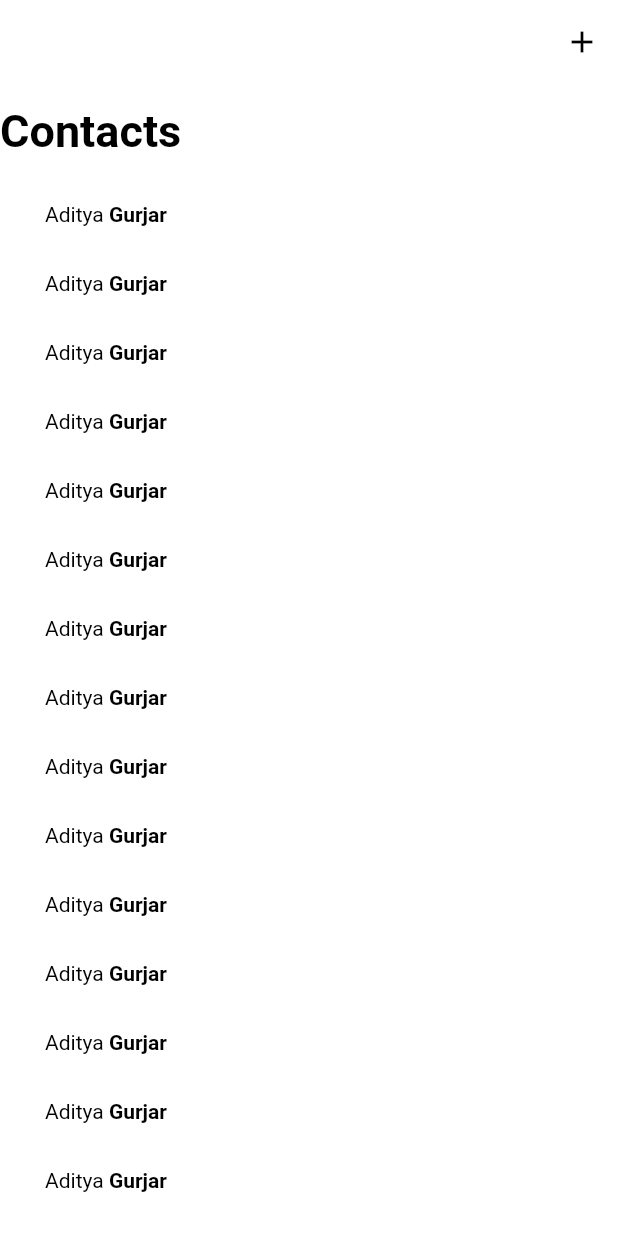
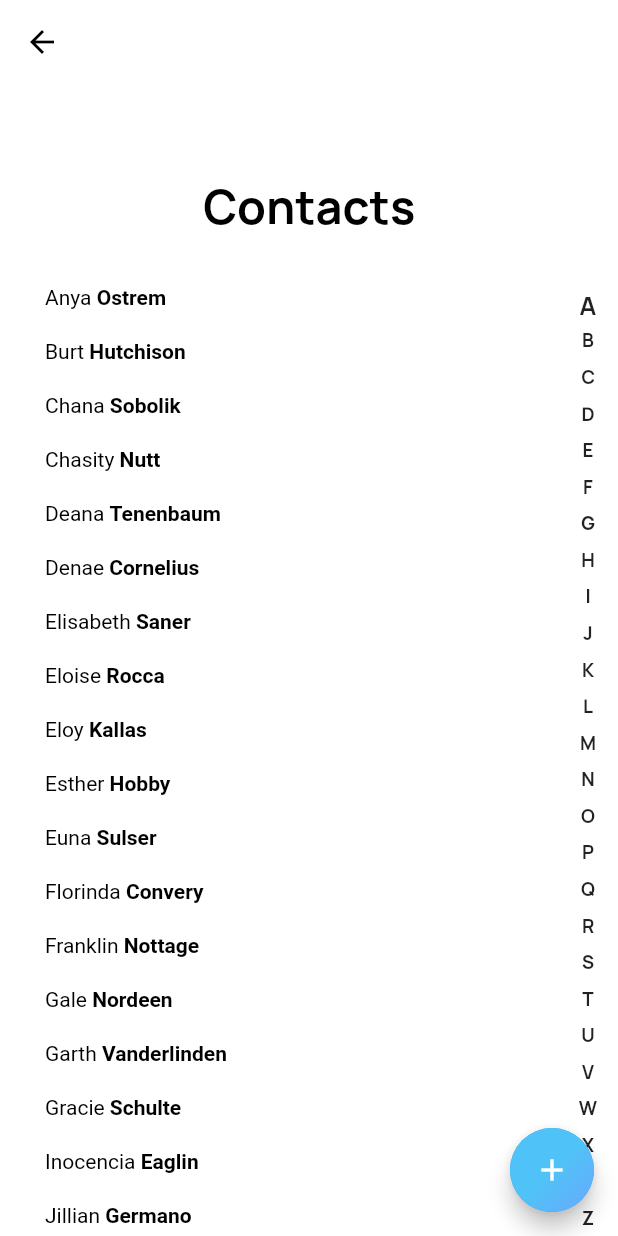
Before and after one commit to adityadroid/Messio, a Flutter app: the ContactListPage screen opened directly, on a phone screen of 412 x 824 dp. Run offline on Flutter 3.47's test engine with Material 2 defaults, Android fonts, the phone set to English and light mode, and no system bars; our stand-ins replace bloc, cloud_firestore, equatable, firebase_auth, firebase_storage, flutter_bloc and 2 more; missing offline and left inert: infinite_listview, rubber; accounts and stored records are empty; statements that could not run were skipped.

Commit message:
Added ContactList Page

```diff
--- a/lib/main.dart
+++ b/lib/main.dart
@@ -1,6 +1,5 @@
 import 'package:flutter/material.dart';
 import 'package:flutter_bloc/flutter_bloc.dart';
-import 'package:messio/pages/ContactListPage.dart';
 import 'package:messio/pages/ConversationPageSlide.dart';
 import 'package:messio/repositories/AuthenticationRepository.dart';
 import 'package:messio/repositories/StorageRepository.dart';
@@ -37,10 +36,10 @@ class Messio extends StatelessWidget {
       debugShowCheckedModeBanner: false,
       theme: ThemeData(
         primaryColor: Palette.primaryColor,
+        fontFamily: 'Manrope'
       ),
       home: BlocBuilder<AuthenticationBloc, AuthenticationState>(
         builder: (context, state) {
-          return ContactListPage();
           if (state is UnAuthenticated) {
             return RegisterPage();
           } else if (state is ProfileUpdated) {
--- a/lib/pages/ContactListPage.dart
+++ b/lib/pages/ContactListPage.dart
@@ -1,8 +1,11 @@
 import 'package:flutter/cupertino.dart';
 import 'package:flutter/material.dart';
+import 'package:flutter/rendering.dart';
 import 'package:messio/config/Palette.dart';
 import 'package:messio/config/Styles.dart';
 import 'package:messio/widgets/ContactRowWidget.dart';
+import 'package:messio/widgets/GradientFab.dart';
+import 'package:messio/widgets/QuickScrollBar.dart';
 
 class ContactListPage extends StatefulWidget {
   @override
@@ -11,72 +14,133 @@ class ContactListPage extends StatefulWidget {
   const ContactListPage();
 }
 
-class _ContactListPageState extends State<ContactListPage> {
-  bool isAppBarExpanded = false;
-  double width = 0;
-  ScrollController scrollController; // To control scrolling
+class _ContactListPageState extends State<ContactListPage>
+    with TickerProviderStateMixin {
+  ScrollController scrollController;
+
+  List nameList = [
+    'Anya Ostrem',
+    'Burt Hutchison',
+    'Chana Sobolik',
+    'Chasity Nutt',
+    'Deana Tenenbaum',
+    'Denae Cornelius',
+    'Elisabeth Saner',
+    'Eloise Rocca',
+    'Eloy Kallas',
+    'Esther Hobby',
+    'Euna Sulser',
+    'Florinda Convery',
+    'Franklin Nottage',
+    'Gale Nordeen',
+    'Garth Vanderlinden',
+    'Gracie Schulte',
+    'Inocencia Eaglin',
+    'Jillian Germano',
+    'Jimmy Friddle',
+    'Juliann Bigley',
+    'Kia Gallaway',
+    'Larhonda Ariza',
+    'Larissa Reichel',
+    'Lavone Beltz',
+    'Lazaro Bauder',
+    'Len Northup',
+    'Leonora Castiglione',
+    'Lynell Hanna',
+    'Madonna Heisey',
+    'Marcie Borel',
+    'Margit Krupp',
+    'Marvin Papineau',
+    'Mckinley Yocom',
+    'Melita Briones',
+    'Moses Strassburg',
+    'Nena Recalde',
+    'Norbert Modlin',
+    'Onita Sobotka',
+    'Raven Ecklund',
+    'Robert Waldow',
+    'Roxy Lovelace',
+    'Rufina Chamness',
+    'Saturnina Hux',
+    'Shelli Perine',
+    'Sherryl Routt',
+    'Soila Phegley',
+    'Tamera Strelow',
+    'Tammy Beringer',
+    'Vesta Kidd',
+    'Yan Welling'
+  ];
+
+  AnimationController animationController;
+  Animation<double> animation;
+
   @override
   void initState() {
-    scrollController = ScrollController()..addListener(() => setState(() {
-      if(scrollController.offset<152){
-      width = scrollController.offset/2.3;
-      print(width);
-      }
-    }));
+    scrollController = ScrollController();
+    scrollController.addListener(scrollListener);
+    animationController = AnimationController(
+      vsync: this,
+      duration: Duration(milliseconds: 300),
+    );
+    animation = CurvedAnimation(
+      parent: animationController,
+      curve: Curves.linear,
+    );
+    animationController.forward();
     super.initState();
   }
 
   @override
   Widget build(BuildContext context) {
-    // TODO: implement build
-    return Scaffold(
-      body: CustomScrollView(
-        controller: scrollController,
-        slivers:<Widget>[
+    return SafeArea(
+      child: Scaffold(
+        body: Stack(
+          children: <Widget>[
+            CustomScrollView(controller: scrollController, slivers: <Widget>[
               SliverAppBar(
-              expandedHeight: 120.0,
-              automaticallyImplyLeading: false,
-              floating: true,
+                backgroundColor: Palette.primaryBackgroundColor,
+                expandedHeight: 180.0,
                 pinned: true,
                 elevation: 0,
-              titleSpacing: 0.0,
-              flexibleSpace: LayoutBuilder(
-                builder: (context, constraints) {
-
-                  return FlexibleSpaceBar(
-                    title: Column(
-                      crossAxisAlignment: CrossAxisAlignment.start,
-                      mainAxisAlignment: MainAxisAlignment.start,
-                      mainAxisSize: MainAxisSize.min,
-                      children: <Widget>[
-                        Text("Contacts", style: Styles.appBarTitle),
-                      ],
+                centerTitle: true,
+                flexibleSpace: FlexibleSpaceBar(
+                  centerTitle: true,
+                  title: Text("Contacts", style: Styles.appBarTitle),
                 ),
-                  );
-                },
               ),
-              actions: <Widget>[
-                IconButton(
-                  icon: Icon(Icons.add),
-                  onPressed: () {},
+              SliverList(
+                delegate: SliverChildBuilderDelegate((context, index) {
+                  return ContactRowWidget(name: nameList[index]);
+                }, childCount: nameList.length),
+              )
+            ]),
+            Container(
+              margin: EdgeInsets.only(top: 190),
+              child: QuickScrollBar(
+                nameList: nameList,
+                scrollController: scrollController,
+              ),
             ),
           ],
         ),
-          SliverList(
-            delegate:SliverChildBuilderDelegate(
-                    (context,index){
-                  return ContactRowWidget();
-                },
-                childCount: 30
+        floatingActionButton: GradientFab(animation: animation, vsync: this),
       ),
-          )
-          ])
     );
-
   }
 
-//  bool get isExpanded {
-//    return scrollController.hasClients
-//        && scrollController.offset > 120;
-//  }
+  //scroll listener for checking scroll direction and hide/show fab
+  scrollListener() {
+    if (scrollController.position.userScrollDirection ==
+        ScrollDirection.forward) {
+      animationController.forward();
+    } else {
+      animationController.reverse();
     }
+  }
+
+  @override
+  void dispose() {
+    animationController.dispose();
+    super.dispose();
+  }
+}
--- a/lib/pages/RegisterPage.dart
+++ b/lib/pages/RegisterPage.dart
@@ -8,7 +8,7 @@ import 'package:messio/config/Assets.dart';
 import 'package:messio/config/Palette.dart';
 import 'package:messio/config/Styles.dart';
 import 'package:messio/config/Transitions.dart';
-import 'package:messio/pages/ConversationPageSlide.dart';
+import 'package:messio/pages/ContactListPage.dart';
 import 'package:messio/widgets/CircleIndicator.dart';
 import 'package:messio/widgets/NumberPicker.dart';
 import 'package:messio/blocs/authentication/Bloc.dart';
@@ -389,7 +389,7 @@ class _RegisterPageState extends State<RegisterPage>
   navigateToHome() {
     Navigator.push(
       context,
-      SlideLeftRoute(page: ConversationPageSlide()),
+      SlideLeftRoute(page: ContactListPage()),
     );
   }
 
--- a/lib/widgets/ContactRowWidget.dart
+++ b/lib/widgets/ContactRowWidget.dart
@@ -1,33 +1,35 @@
 
 import 'package:flutter/material.dart';
-import 'package:intl/intl.dart';
-import 'package:messio/config/Assets.dart';
 import 'package:messio/config/Palette.dart';
-import 'package:messio/config/Styles.dart';
 
 class ContactRowWidget extends StatelessWidget {
+  const ContactRowWidget({
+    Key key,
+    @required this.name,
+  }) : super(key: key);
+  final String name;
+
   @override
   Widget build(BuildContext context) {
     return Container(
         color: Palette.primaryColor,
-        padding: EdgeInsets.only(left: 30,top: 15,bottom: 15),
-        child: Row(
-          children: <Widget>[
-            RichText(
-              text:  TextSpan(
-                // Note: Styles for TextSpans must be explicitly defined.
-                // Child text spans will inherit styles from parent
-                style:  TextStyle(
+        child: Padding(
+            padding: const EdgeInsets.only(
+                left: 30, top: 10, bottom: 10),
+            child: RichText(
+              text: TextSpan(
+                style: TextStyle(
                   fontSize: 14.0,
                   color: Colors.black,
                 ),
                 children: <TextSpan>[
-                   TextSpan(text: 'Aditya '),
-                   TextSpan(text: 'Gurjar', style: new TextStyle(fontWeight: FontWeight.bold)),
+                  TextSpan(text: "${name.toString().split(' ')[0]} "),
+                  TextSpan(
+                      text: name.toString().split(' ')[1],
+                      style:
+                      TextStyle(fontWeight: FontWeight.bold)),
                 ],
               ),
-            )
-          ],
-        ));
+            )));
   }
 }
--- /dev/null
+++ b/lib/widgets/GradientFab.dart
@@ -0,0 +1,41 @@
+
+
+import 'package:flutter/material.dart';
+import 'package:messio/config/Palette.dart';
+
+class GradientFab extends StatelessWidget {
+  const GradientFab({
+    Key key,
+    @required this.animation,
+    @required this.vsync,
+  }) : super(key: key);
+
+  final Animation<double> animation;
+  final TickerProvider vsync;
+
+  @override
+  Widget build(BuildContext context) {
+    return AnimatedSize(
+        duration: Duration(milliseconds: 1000),
+        curve: Curves.linear,
+        vsync: vsync,
+        child: ScaleTransition(
+            scale: animation,
+            child: FloatingActionButton(
+              child: Container(
+                constraints: BoxConstraints.expand(),
+                decoration: BoxDecoration(
+                    shape: BoxShape.circle,
+                    gradient: LinearGradient(
+                        begin: Alignment.center,
+                        end: Alignment.bottomRight,
+                        colors: [
+                          Palette.gradientStartColor,
+                          Palette.gradientEndColor
+                        ])),
+                child: Icon(Icons.add),
+              ),
+              onPressed: () {},
+            )));
+  }
+}
--- /dev/null
+++ b/lib/widgets/QuickScrollBar.dart
@@ -0,0 +1,182 @@
+import 'package:flutter/material.dart';
+import 'package:messio/config/Palette.dart';
+
+class QuickScrollBar extends StatefulWidget {
+  final List nameList;
+  final ScrollController scrollController;
+
+  QuickScrollBar({@required this.nameList,@required this.scrollController});
+
+  @override
+  _QuickScrollBarState createState() => _QuickScrollBarState(nameList,scrollController);
+}
+
+class _QuickScrollBarState extends State<QuickScrollBar> {
+  double offsetContainer = 0.0;
+  var scrollBarText;
+  var scrollBarTextPrev;
+  var scrollBarHeight;
+  var contactRowSize = 45.0; //NOTE: size items
+  var scrollBarMarginRight = 50.0;
+  var scrollBarContainerHeight;
+  var scrollBarPosSelected = 0;
+  var scrollBarHeightDiff = 0.0;
+  var screenHeight = 0.0;
+  ScrollController scrollController;
+  String scrollBarBubbleText = "";
+  bool scrollBarBubbleVisibility = false;
+  List nameList;
+
+  _QuickScrollBarState(this.nameList,this.scrollController);
+
+  List alphabetList = [
+    'A',
+    'B',
+    'C',
+    'D',
+    'E',
+    'F',
+    'G',
+    'H',
+    'I',
+    'J',
+    'K',
+    'L',
+    'M',
+    'N',
+    'O',
+    'P',
+    'Q',
+    'R',
+    'S',
+    'T',
+    'U',
+    'V',
+    'W',
+    'X',
+    'Y',
+    'Z'
+  ];
+
+  void _onVerticalDragUpdate(DragUpdateDetails details) {
+    setState(() {
+      scrollBarBubbleVisibility = true;
+      print(offsetContainer);
+      print(details);
+      if ((offsetContainer + details.delta.dy) >= 0 &&
+          (offsetContainer + details.delta.dy) <=
+              (scrollBarContainerHeight - scrollBarHeight)) {
+        offsetContainer += details.delta.dy;
+        print(offsetContainer);
+        scrollBarPosSelected =
+            ((offsetContainer / scrollBarHeight) % alphabetList.length).round();
+        print(scrollBarPosSelected);
+        scrollBarText = alphabetList[scrollBarPosSelected];
+        if (scrollBarText != scrollBarTextPrev) {
+          for (var i = 0; i < nameList.length; i++) {
+            print(scrollBarText.toString());
+            if (scrollBarText
+                    .toString()
+                    .compareTo(nameList[i].toString().toUpperCase()[0]) ==
+                0) {
+              print(nameList[i]);
+              scrollController.jumpTo(i * contactRowSize);
+              break;
+            }
+          }
+          scrollBarTextPrev = scrollBarText;
+        }
+      }
+    });
+  }
+
+  void _onVerticalDragStart(DragStartDetails details) {
+    offsetContainer = details.globalPosition.dy - scrollBarHeightDiff;
+    setState(() {
+      scrollBarBubbleVisibility = true;
+    });
+  }
+
+  getBubble() {
+    if (!scrollBarBubbleVisibility) {
+      return Container();
+    }
+    return Container(
+      decoration: new BoxDecoration(
+          color: Palette.accentColor,
+          borderRadius: new BorderRadius.all(const Radius.circular(30.0))),
+      width: 30,
+      height: 30,
+      child: Center(
+        child: Text(
+          "${scrollBarText ?? "${alphabetList.first}"}",
+          style: TextStyle(
+            color: Colors.white,
+            fontSize: 14.0,
+          ),
+        ),
+      ),
+    );
+  }
+
+
+  _getAlphabetItem(int index) {
+    return Expanded(
+      child: Container(
+        width: 40,
+        height: 20,
+        alignment: Alignment.center,
+        child: Text(
+          alphabetList[index],
+          style: (index == scrollBarPosSelected)
+              ? TextStyle(fontSize: 16, fontWeight: FontWeight.w700)
+              : TextStyle(fontSize: 12, fontWeight: FontWeight.w400),
+        ),
+      ),
+    );
+  }
+
+  void _onVerticalEnd(DragEndDetails details) {
+    setState(() {
+      scrollBarBubbleVisibility = false;
+    });
+  }
+
+  @override
+  Widget build(BuildContext context) {
+    screenHeight = MediaQuery.of(context).size.height;
+    return LayoutBuilder(builder: (context, constraints) {
+      scrollBarHeightDiff = screenHeight - constraints.biggest.height;
+      scrollBarHeight = (constraints.biggest.height) / alphabetList.length;
+      scrollBarContainerHeight = (constraints.biggest.height); //NO
+      return Stack(
+        children: <Widget>[
+          Align(
+            alignment: Alignment.centerRight,
+            child: GestureDetector(
+              onVerticalDragEnd: _onVerticalEnd,
+              onVerticalDragUpdate: _onVerticalDragUpdate,
+              onVerticalDragStart: _onVerticalDragStart,
+              child: Container(
+                //height: 20.0 * 26,
+                color: Colors.transparent,
+                child: Column(
+                  mainAxisAlignment: MainAxisAlignment.center,
+                  children: []..addAll(
+                      List.generate(
+                          alphabetList.length, (index) => _getAlphabetItem(index)),
+                    ),
+                ),
+              ),
+            ),
+          ),
+          Positioned(
+            right: scrollBarMarginRight,
+            top: offsetContainer,
+            child: getBubble(),
+          ),
+        ],
+      );
+    });
+  }
+}
```
Also changed, not shown: pubspec.yaml (+12 -23 lines), assets/fonts/manrope-bold.otf (added), assets/fonts/manrope-extrabold.otf (added), assets/fonts/manrope-light.otf (added), assets/fonts/manrope-medium.otf (added), assets/fonts/manrope-regular.otf (added), assets/fonts/manrope-semibold.otf (added), assets/fonts/manrope-thin.otf (added), pubspec.lock, 1 other file. Lines whose indentation alone changed are shown as unchanged.
